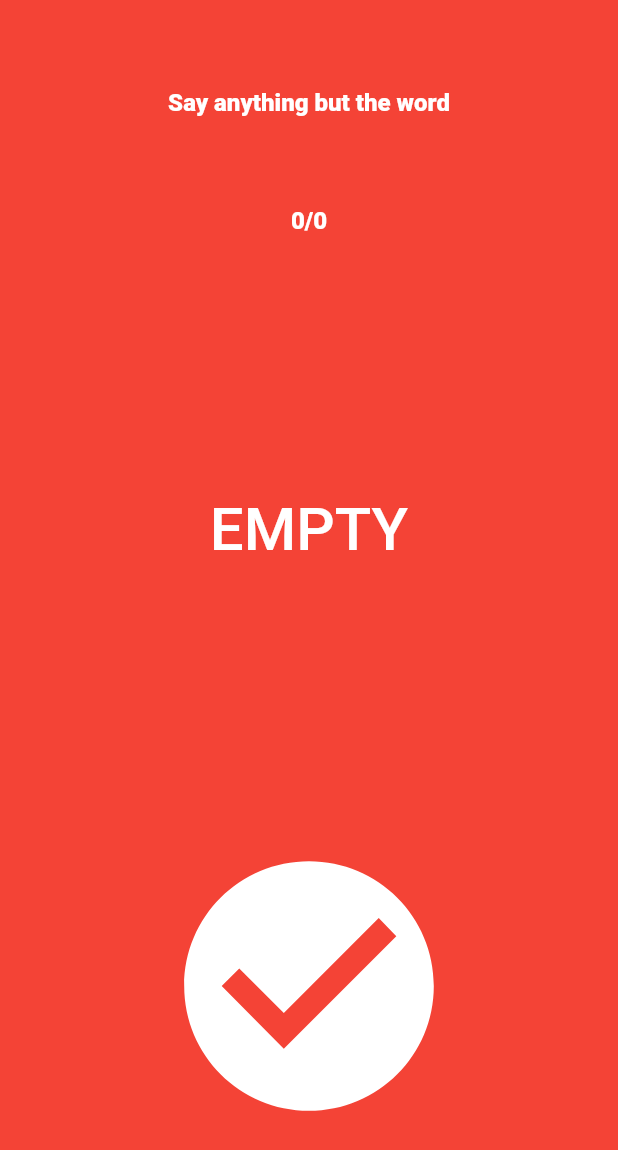
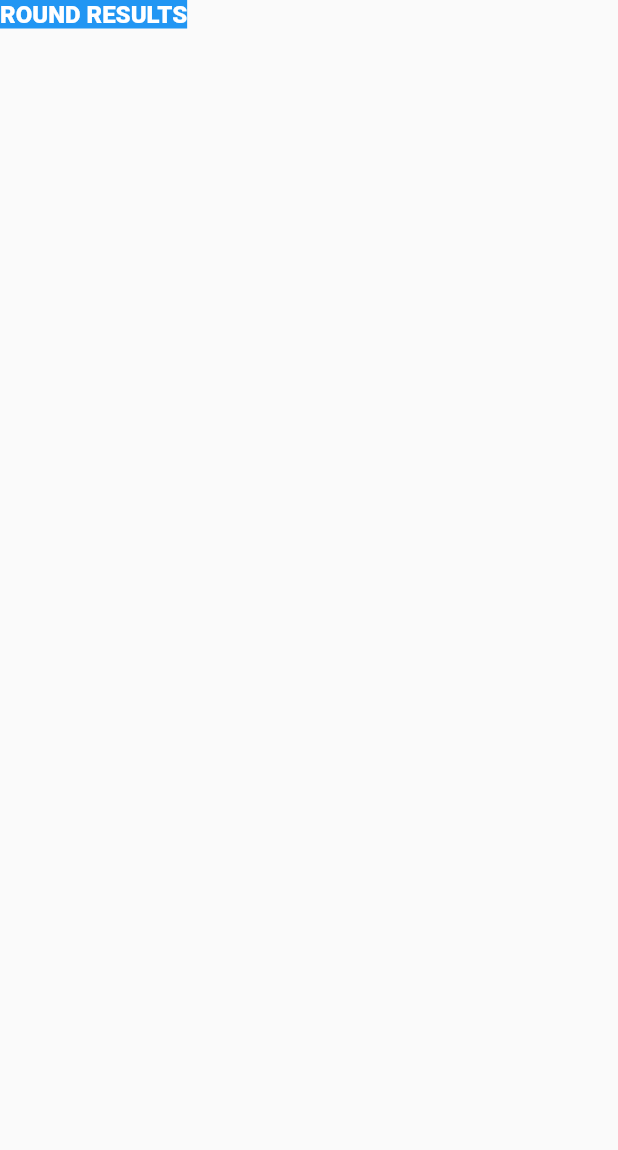
Before and after one commit to teejstroyer/fish_bowl_game, a Flutter app: the screen it shows after launch, after a tap on "START GAME", after a tap on the "check circle" icon, on a phone screen of 412 x 824 dp. Shown: the top 1150 px of the screen. Run offline on Flutter 3.47's test engine with Material 2 defaults, Android fonts, the phone set to English and light mode, and no system bars.

```diff
--- /dev/null
+++ b/lib/countdown_timer.dart
@@ -0,0 +1,39 @@
+import 'dart:async';
+
+import 'package:flutter/material.dart';
+
+class CountDownTimer extends ChangeNotifier {
+  static const countdownDuration = Duration(seconds: 60);
+  Duration duration = const Duration();
+  Timer? timer;
+
+  void reset() {
+    duration = countdownDuration;
+    notifyListeners();
+  }
+
+  void startTimer() {
+    timer = Timer.periodic(const Duration(seconds: 1), (_) => addTime());
+  }
+
+  void addTime() {
+    final seconds = duration.inSeconds - 1;
+    if (seconds < 0) {
+      timer?.cancel();
+    } else {
+      duration = Duration(seconds: seconds);
+    }
+    notifyListeners();
+  }
+
+  void stopTimer({bool resets = true}) {
+    if (resets) {
+      reset();
+    }
+    timer?.cancel();
+    notifyListeners();
+  }
+
+  String get time => duration.inSeconds.toString();
+  bool get isTimerRunning => timer == null ? false : timer!.isActive;
+}
--- a/lib/game_model.dart
+++ b/lib/game_model.dart
@@ -13,7 +13,7 @@ class GameModel extends ChangeNotifier {
   int get thingsLeft => _wordsInRound.length;
   int get thingCount => _words.length;
   String get team => _team1Turn ? "Team 1" : "Team 2";
-  String get round => "Round ${_round+1}";
+  String get round => "Round ${_round + 1}";
 
   void newGame() {
     _words.clear();
@@ -43,7 +43,7 @@ class GameModel extends ChangeNotifier {
     notifyListeners();
   }
 
-  void acceptThing() {
+  int acceptThing() {
     if (thingsLeft > 0) {
       _wordsInRound.removeAt(0);
 
@@ -54,6 +54,7 @@ class GameModel extends ChangeNotifier {
       }
       notifyListeners();
     }
+    return thingsLeft;
   }
 
   String getRules() {
--- a/lib/game_screen.dart
+++ b/lib/game_screen.dart
@@ -1,4 +1,6 @@
+import 'package:fish_bowl_game/countdown_timer.dart';
 import 'package:fish_bowl_game/game_model.dart';
+import 'package:fish_bowl_game/round_results_screen.dart';
 import 'package:flutter/material.dart';
 import 'package:provider/provider.dart';
 
@@ -10,6 +12,15 @@ class GameScreen extends StatefulWidget {
 }
 
 class _GameScreenState extends State<GameScreen> {
+  @override
+  void initState() {
+    super.initState();
+    WidgetsBinding.instance.addPostFrameCallback((_) {
+      Provider.of<CountDownTimer>(context, listen: false).reset();
+      Provider.of<CountDownTimer>(context, listen: false).startTimer();
+    });
+  }
+
   @override
   Widget build(BuildContext context) {
     return Scaffold(
@@ -50,14 +61,18 @@ class _GameScreenState extends State<GameScreen> {
                   },
                 ),
               ),
+              Consumer<CountDownTimer>(builder: (context, model, child) {
+                return Center(
+                  child: Text(model.time),
+                );
+              }),
               Expanded(
                 flex: 2,
                 child: Column(
                   children: [
                     Center(
                       child: IconButton(
-                        onPressed: Provider.of<GameModel>(context, listen: false)
-                            .acceptThing,
+                        onPressed: () => acceptThing(context),
                         icon: const Icon(Icons.check_circle),
                         iconSize: 200,
                       ),
@@ -71,4 +86,21 @@ class _GameScreenState extends State<GameScreen> {
       ),
     );
   }
+
+  void acceptThing(BuildContext context) {
+    var thingsLeft = Provider.of<GameModel>(
+      context,
+      listen: false,
+    ).acceptThing();
+
+    if (thingsLeft <= 0) {
+      Navigator.pop(context);
+      Navigator.push(
+        context,
+        MaterialPageRoute(
+          builder: (context) => const RoundResultsScreeen(),
+        ),
+      );
+    }
+  }
 }
--- a/lib/main.dart
+++ b/lib/main.dart
@@ -1,3 +1,4 @@
+import 'package:fish_bowl_game/countdown_timer.dart';
 import 'package:fish_bowl_game/game_model.dart';
 import 'package:fish_bowl_game/new_game_screen.dart';
 import 'package:flutter/material.dart';
@@ -5,7 +6,10 @@ import 'package:provider/provider.dart';
 
 void main() {
   runApp(MultiProvider(
-    providers: [ChangeNotifierProvider(create: (context) => GameModel())],
+    providers: [
+      ChangeNotifierProvider(create: (context) => GameModel()),
+      ChangeNotifierProvider(create: (context) => CountDownTimer())
+    ],
     child: const MyApp(),
   ));
 }
--- /dev/null
+++ b/lib/round_results_screen.dart
@@ -0,0 +1,20 @@
+import 'package:fish_bowl_game/game_model.dart';
+import 'package:fish_bowl_game/game_screen.dart';
+import 'package:flutter/material.dart';
+import 'package:provider/provider.dart';
+
+class RoundResultsScreeen extends StatelessWidget {
+  const RoundResultsScreeen({super.key});
+
+  @override
+  Widget build(BuildContext context) {
+    return Scaffold(
+      body: Container(
+        color: Colors.blue,
+        child: const SafeArea(
+          child: Text("ROUND RESULTS"),
+        ),
+      ),
+    );
+  }
+}
```
Also changed, not shown: lib/new_game_screen.dart (+14 -11 lines).
